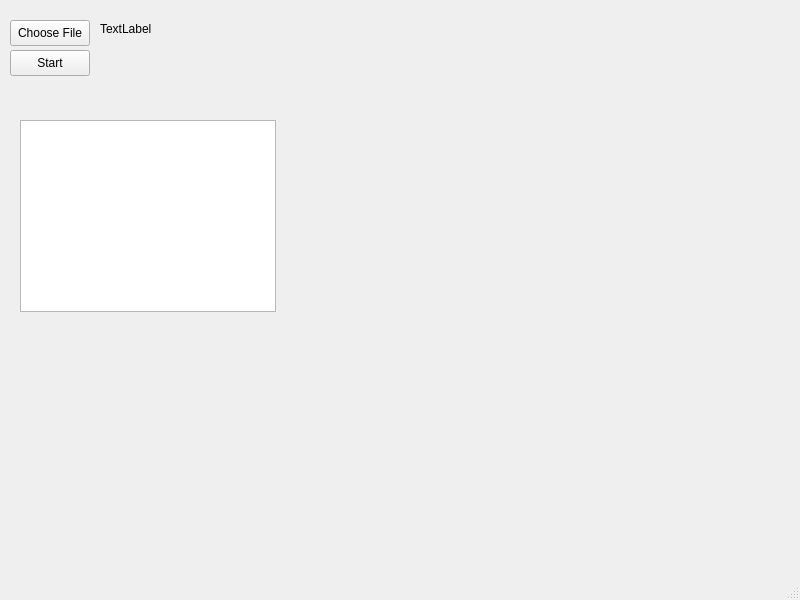
First picture: the form in mainwindow.ui, repository vk8a8/debtapgui, before the edit.
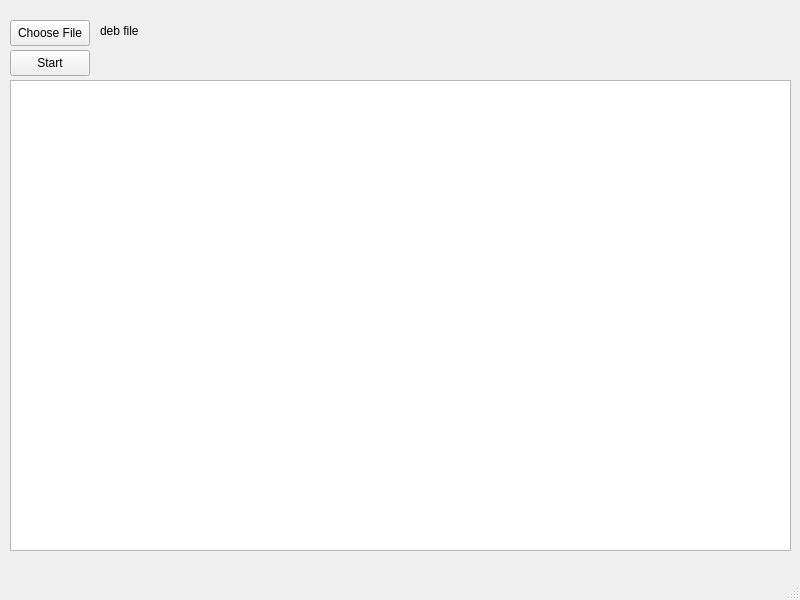
Second picture: the form after the edit.

Diff of the .ui file:
```diff
--- a/mainwindow.ui
+++ b/mainwindow.ui
@@ -43,10 +43,10 @@
    <widget class="QTextBrowser" name="outBrowser">
     <property name="geometry">
      <rect>
-      <x>20</x>
-      <y>120</y>
-      <width>256</width>
-      <height>192</height>
+      <x>10</x>
+      <y>80</y>
+      <width>781</width>
+      <height>471</height>
      </rect>
     </property>
    </widget>
@@ -55,12 +55,12 @@
      <rect>
       <x>100</x>
       <y>20</y>
-      <width>58</width>
-      <height>18</height>
+      <width>691</width>
+      <height>21</height>
      </rect>
     </property>
     <property name="text">
-     <string>TextLabel</string>
+     <string>deb file</string>
     </property>
    </widget>
   </widget>
```
